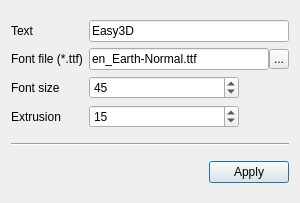
Qt form applications/Mapple/dialogs/dialog_surface_mesh_from_text.ui (LiangliangNan/Easy3D) before a commit.
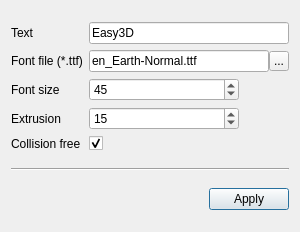
The same form after that commit.

What changed in the file:
```diff
--- a/applications/Mapple/dialogs/dialog_surface_mesh_from_text.ui
+++ b/applications/Mapple/dialogs/dialog_surface_mesh_from_text.ui
@@ -7,7 +7,7 @@
     <x>0</x>
     <y>0</y>
     <width>300</width>
-    <height>203</height>
+    <height>232</height>
    </rect>
   </property>
   <property name="minimumSize">
@@ -204,6 +204,23 @@
        </item>
       </layout>
      </item>
+     <item row="4" column="0">
+      <widget class="QLabel" name="LabelCollisionFree">
+       <property name="text">
+        <string>Collision free</string>
+       </property>
+      </widget>
+     </item>
+     <item row="4" column="1">
+      <widget class="QCheckBox" name="checkBoxCollisionFree">
+       <property name="text">
+        <string/>
+       </property>
+       <property name="checked">
+        <bool>true</bool>
+       </property>
+      </widget>
+     </item>
     </layout>
    </item>
    <item>
```
Left out of the diff: 1 changed line with no effect on the pictures.
